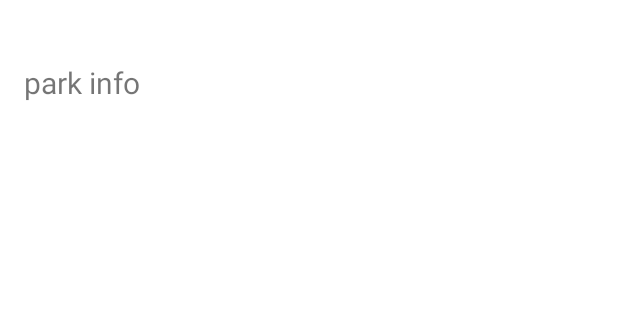
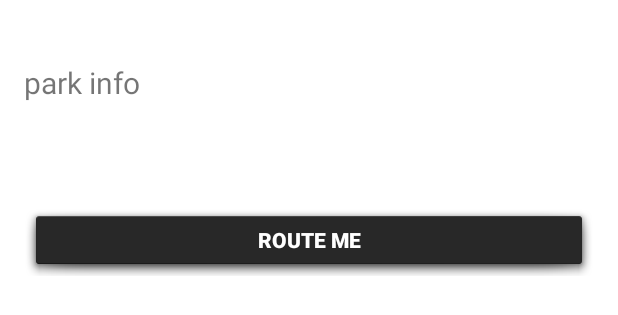
Before and after one commit to iamkeeb/wakeParks, an Android app: the layout activity_cable_park.xml on its own in the app's theme, with its tools: preview values and no code run, on a phone screen of 412 x 824 dp. Shown: the top 315 px of the screen. Run offline under Robolectric (Android 15) with nearby library versions, the phone set to English and light mode, and no system bars.

Commit message:
Made small additions to the cable park activity

```diff
--- a/app/src/main/java/com/example/kissesfrme_20/wakeparks/cable_park.java
+++ b/app/src/main/java/com/example/kissesfrme_20/wakeparks/cable_park.java
@@ -160,8 +160,8 @@ public class cable_park extends AppCompatActivity {
         output += "M - F: " + map.get("m-f") + "\n";
         output += "Saturday: " + map.get("sat") + "\n";
         output += "Sunday: " + map.get("sun") + "\n";
-        output += "2 Hours: " + map.get("2hrs") + "\n";
-        output += "4 Hours: " + map.get("4hrs") + "\n";
+        output += "2 Hours: " + map.get("2hr") + "\n";
+        output += "4 Hours: " + map.get("4hr") + "\n";
         output += "Helmet: " + map.get("helmet") + "\n";
         output += "Vest: " + map.get("vest") + "\n";
         output += "Beginner Board: " + map.get("beg brd") + "\n";
--- a/app/src/main/res/layout/activity_cable_park.xml
+++ b/app/src/main/res/layout/activity_cable_park.xml
@@ -36,7 +36,20 @@
                 android:textSize="20sp"
                 android:linksClickable="true"
                 android:textIsSelectable="true"
-                android:layout_marginTop="25dp" />
+                android:layout_marginTop="25dp"
+                android:autoLink="web" />
+
+            <Button
+                android:layout_width="fill_parent"
+                android:layout_height="wrap_content"
+                android:text="@string/route_me"
+                android:id="@+id/button2"
+                android:layout_marginTop="67dp"
+                android:contentDescription="@string/leads_to_map_activity"
+                android:clickable="true"
+                android:textStyle="bold"
+                android:textColor="#ffffff"
+                android:background="@android:drawable/dialog_holo_dark_frame"/>
 
         </LinearLayout>
     </ScrollView>
--- a/app/src/main/res/layout/activity_welcome_page.xml
+++ b/app/src/main/res/layout/activity_welcome_page.xml
@@ -25,7 +25,6 @@
         android:text="@string/login"
         android:id="@+id/button"
         android:contentDescription="@string/button_leading_to_login_page"
-        style="@style/AppTheme"
         android:clickable="true"
         android:layout_below="@+id/imageView"
         android:layout_alignParentRight="true"
--- a/app/src/main/res/values/strings.xml
+++ b/app/src/main/res/values/strings.xml
@@ -11,4 +11,6 @@
     <string name="park_info">park info</string>
     <string name="find_park_activity">find park</string>
     <string name="list_park_activity">list park</string>
+    <string name="route_me">Route Me</string>
+    <string name="leads_to_map_activity">leads to map activity</string>
 </resources>
```
